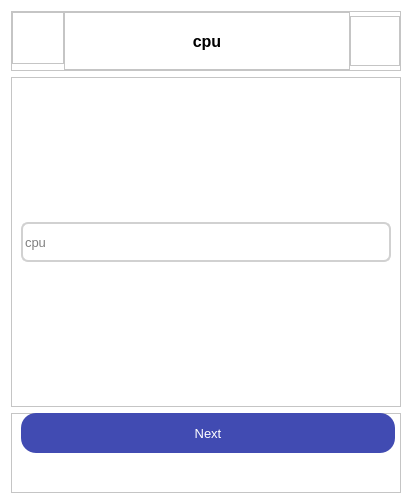
Before: the Qt Designer form layouts/add_device5.ui in fedulovs/InventoryUI, drawn with Qt 5.
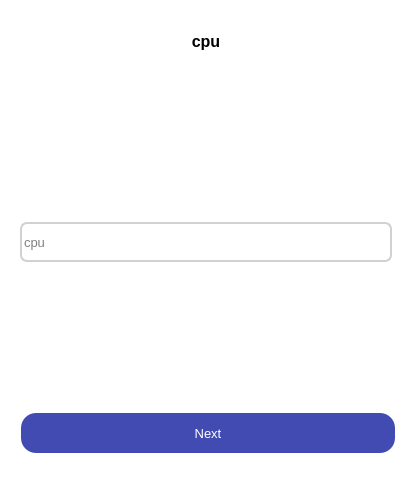
After: the same form once the commit is applied.

Commit message: Fix add_device screens

Diff of the .ui file:
```diff
--- a/layouts/add_device5.ui
+++ b/layouts/add_device5.ui
@@ -14,7 +14,7 @@
             <string>Dialog</string>
         </property>
         <property name="styleSheet">
-            <string notr="true">background-color: white</string>
+   <string notr="true">background-color: white; border: none; color: black;</string>
         </property>
         <layout class="QVBoxLayout" name="verticalLayout">
             <item>
@@ -178,7 +178,6 @@
                                             <property name="font">
                                                 <font>
                                                     <pointsize>12</pointsize>
-                                                    <weight>75</weight>
                                                     <bold>true</bold>
                                                 </font>
                                             </property>
```
Lines whose indentation alone changed are shown as unchanged. The commit also changes 7 other files.
